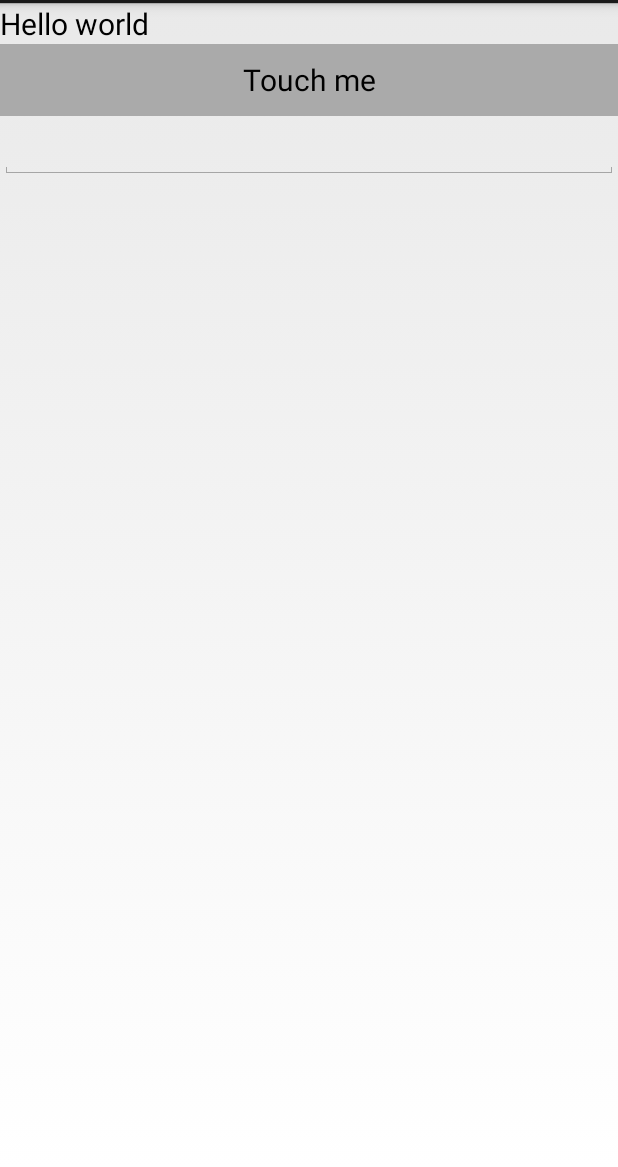
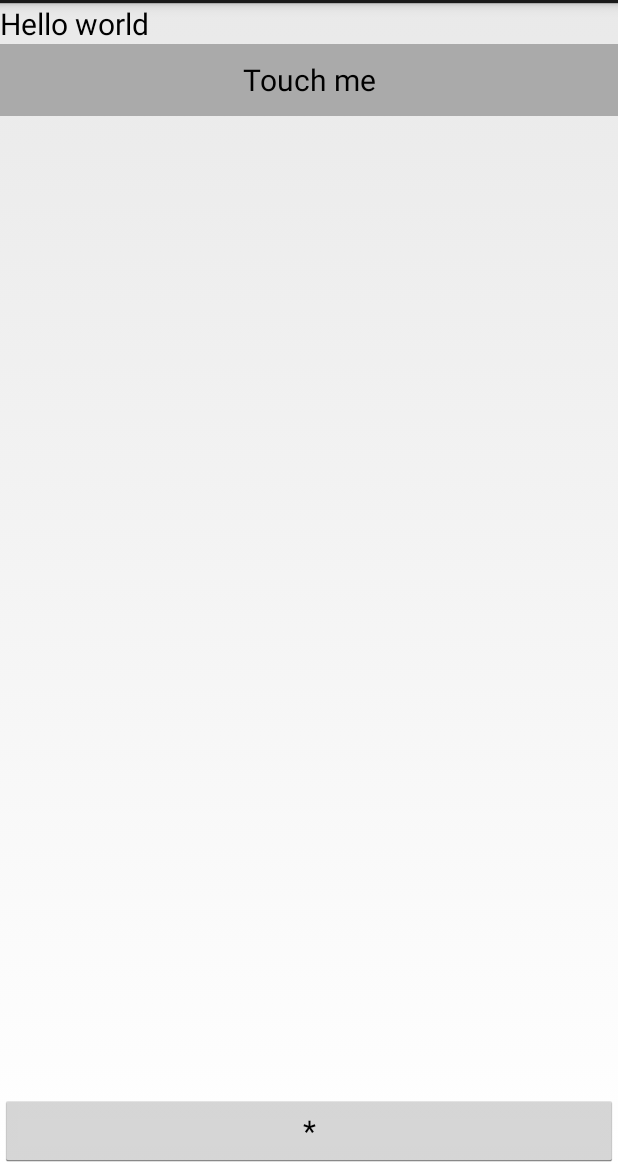
Before and after one commit to jeonghwan-kim/android-study, an Android app: the screen it shows after launch (MyActivity), on a phone screen of 412 x 824 dp, the part 69-1236 px from its top. Run offline under Robolectric (Android 15) with nearby library versions, the phone set to English and light mode, and no system bars.

```diff
--- a/mobile/src/main/res/layout/activity_my.xml
+++ b/mobile/src/main/res/layout/activity_my.xml
@@ -19,9 +19,29 @@
         android:background="@drawable/btn_selector"
         android:id="@+id/btnClickMe" />
 
-    <com.example.jeonghwan.myapplication4.EchoEditText
-        android:id="@+id/echo"
+    <SlidingDrawer
         android:layout_width="match_parent"
-        android:layout_height="wrap_content" />
+        android:layout_height="wrap_content"
+        android:content="@+id/content"
+        android:layout_gravity="fill_vertical"
+        android:handle="@+id/handle"
+        android:orientation="vertical">
+
+        <Button
+            android:id="@+id/handle"
+            android:layout_width="match_parent"
+            android:layout_height="wrap_content"
+            android:text="*"/>
+
+        <LinearLayout
+            android:id="@+id/content"
+            android:layout_width="match_parent"
+            android:layout_height="match_parent"
+            android:orientation="vertical"
+            android:background="#ff55baff">
+
+        </LinearLayout>
+
+    </SlidingDrawer>
 
 </LinearLayout>
```
Also changed, not shown: 1 other file.
